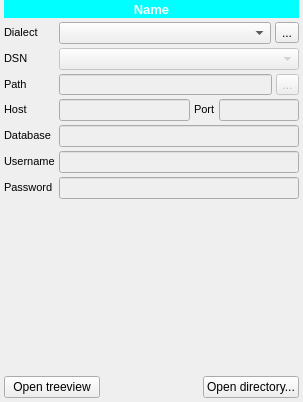
The window that spinetoolbox/ui/subwindow_data_store.ui (spine-tools/Spine-Toolbox) describes before a commit, drawn with Qt 5.
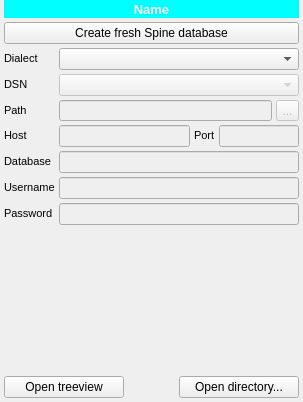
The same window after the commit. Icons and pictures are not drawn.

Commit message: Some ui improvements: - Button to create a fresh spine db is more visible. - Add icons and actions to Data store treeview form.

Patch:
```diff
--- a/spinetoolbox/ui/subwindow_data_store.ui
+++ b/spinetoolbox/ui/subwindow_data_store.ui
@@ -41,7 +41,7 @@
   </property>
   <property name="minimumSize">
    <size>
-    <width>200</width>
+    <width>250</width>
     <height>275</height>
    </size>
   </property>
@@ -127,32 +127,21 @@
       </widget>
      </item>
      <item>
-      <layout class="QGridLayout" name="gridLayout">
-       <item row="0" column="1" colspan="2">
-        <layout class="QHBoxLayout" name="horizontalLayout_4">
-         <item>
-          <widget class="QComboBox" name="comboBox_dialect">
+      <widget class="QPushButton" name="pushButton_spine">
            <property name="sizePolicy">
-            <sizepolicy hsizetype="Expanding" vsizetype="Fixed">
+        <sizepolicy hsizetype="MinimumExpanding" vsizetype="Fixed">
              <horstretch>0</horstretch>
              <verstretch>0</verstretch>
             </sizepolicy>
            </property>
-          </widget>
-         </item>
-         <item>
-          <widget class="QToolButton" name="toolButton_spine">
-           <property name="sizePolicy">
-            <sizepolicy hsizetype="Fixed" vsizetype="Fixed">
-             <horstretch>0</horstretch>
-             <verstretch>0</verstretch>
-            </sizepolicy>
-           </property>
-           <property name="toolTip">
-            <string>&lt;html&gt;&lt;head/&gt;&lt;body&gt;&lt;p&gt;Create fresh (empty) Spine database into an SQLite file in Data store's directory.&lt;/p&gt;&lt;/body&gt;&lt;/html&gt;</string>
+       <property name="maximumSize">
+        <size>
+         <width>1000</width>
+         <height>23</height>
+        </size>
            </property>
            <property name="text">
-            <string>...</string>
+        <string>Create fresh Spine database</string>
            </property>
            <property name="icon">
             <iconset resource="resources/resources_icons.qrc">
@@ -160,58 +149,27 @@
            </property>
           </widget>
          </item>
-        </layout>
-       </item>
-       <item row="6" column="1" colspan="2">
-        <widget class="QLineEdit" name="lineEdit_password">
-         <property name="enabled">
-          <bool>false</bool>
-         </property>
+     <item>
+      <layout class="QGridLayout" name="gridLayout">
+       <item row="3" column="0">
+        <widget class="QLabel" name="label_dsn">
          <property name="sizePolicy">
-          <sizepolicy hsizetype="Expanding" vsizetype="Fixed">
+          <sizepolicy hsizetype="Fixed" vsizetype="Fixed">
            <horstretch>0</horstretch>
            <verstretch>0</verstretch>
           </sizepolicy>
          </property>
-         <property name="minimumSize">
-          <size>
-           <width>0</width>
-           <height>20</height>
-          </size>
-         </property>
-         <property name="maximumSize">
-          <size>
-           <width>5000</width>
-           <height>5000</height>
-          </size>
-         </property>
          <property name="font">
           <font>
            <pointsize>8</pointsize>
           </font>
          </property>
-         <property name="toolTip">
-          <string>&lt;html&gt;&lt;head/&gt;&lt;body&gt;&lt;p&gt;Password (optional)&lt;/p&gt;&lt;/body&gt;&lt;/html&gt;</string>
+         <property name="text">
+          <string>DSN</string>
          </property>
-         <property name="echoMode">
-          <enum>QLineEdit::Password</enum>
-         </property>
-         <property name="placeholderText">
-          <string/>
-         </property>
-         <property name="clearButtonEnabled">
-          <bool>true</bool>
-         </property>
         </widget>
        </item>
-       <item row="1" column="1" colspan="2">
-        <widget class="QComboBox" name="comboBox_dsn">
-         <property name="enabled">
-          <bool>false</bool>
-         </property>
-        </widget>
-       </item>
-       <item row="3" column="1" colspan="2">
+       <item row="5" column="1" colspan="2">
         <layout class="QHBoxLayout" name="horizontalLayout_2">
          <item>
           <widget class="QLineEdit" name="lineEdit_host">
@@ -303,7 +261,49 @@
          </item>
         </layout>
        </item>
-       <item row="5" column="1" colspan="2">
+       <item row="8" column="1" colspan="2">
+        <widget class="QLineEdit" name="lineEdit_password">
+         <property name="enabled">
+          <bool>false</bool>
+         </property>
+         <property name="sizePolicy">
+          <sizepolicy hsizetype="Expanding" vsizetype="Fixed">
+           <horstretch>0</horstretch>
+           <verstretch>0</verstretch>
+          </sizepolicy>
+         </property>
+         <property name="minimumSize">
+          <size>
+           <width>0</width>
+           <height>20</height>
+          </size>
+         </property>
+         <property name="maximumSize">
+          <size>
+           <width>5000</width>
+           <height>5000</height>
+          </size>
+         </property>
+         <property name="font">
+          <font>
+           <pointsize>8</pointsize>
+          </font>
+         </property>
+         <property name="toolTip">
+          <string>&lt;html&gt;&lt;head/&gt;&lt;body&gt;&lt;p&gt;Password (optional)&lt;/p&gt;&lt;/body&gt;&lt;/html&gt;</string>
+         </property>
+         <property name="echoMode">
+          <enum>QLineEdit::Password</enum>
+         </property>
+         <property name="placeholderText">
+          <string/>
+         </property>
+         <property name="clearButtonEnabled">
+          <bool>true</bool>
+         </property>
+        </widget>
+       </item>
+       <item row="7" column="1" colspan="2">
         <widget class="QLineEdit" name="lineEdit_username">
          <property name="enabled">
           <bool>false</bool>
@@ -342,7 +342,109 @@
          </property>
         </widget>
        </item>
-       <item row="2" column="1" colspan="2">
+       <item row="1" column="1" colspan="2">
+        <layout class="QHBoxLayout" name="horizontalLayout_4">
+         <item>
+          <widget class="QComboBox" name="comboBox_dialect">
+           <property name="sizePolicy">
+            <sizepolicy hsizetype="Expanding" vsizetype="Fixed">
+             <horstretch>0</horstretch>
+             <verstretch>0</verstretch>
+            </sizepolicy>
+           </property>
+          </widget>
+         </item>
+        </layout>
+       </item>
+       <item row="6" column="1" colspan="2">
+        <widget class="QLineEdit" name="lineEdit_database">
+         <property name="enabled">
+          <bool>false</bool>
+         </property>
+         <property name="sizePolicy">
+          <sizepolicy hsizetype="Expanding" vsizetype="Fixed">
+           <horstretch>0</horstretch>
+           <verstretch>0</verstretch>
+          </sizepolicy>
+         </property>
+         <property name="minimumSize">
+          <size>
+           <width>0</width>
+           <height>20</height>
+          </size>
+         </property>
+         <property name="maximumSize">
+          <size>
+           <width>5000</width>
+           <height>5000</height>
+          </size>
+         </property>
+         <property name="font">
+          <font>
+           <pointsize>8</pointsize>
+          </font>
+         </property>
+         <property name="toolTip">
+          <string>&lt;html&gt;&lt;head/&gt;&lt;body&gt;&lt;p&gt;Database (required)&lt;/p&gt;&lt;/body&gt;&lt;/html&gt;</string>
+         </property>
+         <property name="placeholderText">
+          <string/>
+         </property>
+         <property name="clearButtonEnabled">
+          <bool>true</bool>
+         </property>
+        </widget>
+       </item>
+       <item row="5" column="0">
+        <widget class="QLabel" name="label_host">
+         <property name="sizePolicy">
+          <sizepolicy hsizetype="Fixed" vsizetype="Fixed">
+           <horstretch>0</horstretch>
+           <verstretch>0</verstretch>
+          </sizepolicy>
+         </property>
+         <property name="font">
+          <font>
+           <pointsize>8</pointsize>
+          </font>
+         </property>
+         <property name="text">
+          <string>Host</string>
+         </property>
+        </widget>
+       </item>
+       <item row="3" column="1" colspan="2">
+        <widget class="QComboBox" name="comboBox_dsn">
+         <property name="enabled">
+          <bool>false</bool>
+         </property>
+        </widget>
+       </item>
+       <item row="1" column="0">
+        <widget class="QLabel" name="label_dialect">
+         <property name="sizePolicy">
+          <sizepolicy hsizetype="Fixed" vsizetype="Fixed">
+           <horstretch>0</horstretch>
+           <verstretch>0</verstretch>
+          </sizepolicy>
+         </property>
+         <property name="maximumSize">
+          <size>
+           <width>16777215</width>
+           <height>16777215</height>
+          </size>
+         </property>
+         <property name="font">
+          <font>
+           <pointsize>8</pointsize>
+          </font>
+         </property>
+         <property name="text">
+          <string>Dialect</string>
+         </property>
+        </widget>
+       </item>
+       <item row="4" column="1" colspan="2">
         <layout class="QHBoxLayout" name="horizontalLayout_3">
          <item>
           <widget class="QLineEdit" name="lineEdit_SQLite_file">
@@ -398,46 +500,7 @@
          </item>
         </layout>
        </item>
-       <item row="4" column="1" colspan="2">
-        <widget class="QLineEdit" name="lineEdit_database">
-         <property name="enabled">
-          <bool>false</bool>
-         </property>
-         <property name="sizePolicy">
-          <sizepolicy hsizetype="Expanding" vsizetype="Fixed">
-           <horstretch>0</horstretch>
-           <verstretch>0</verstretch>
-          </sizepolicy>
-         </property>
-         <property name="minimumSize">
-          <size>
-           <width>0</width>
-           <height>20</height>
-          </size>
-         </property>
-         <property name="maximumSize">
-          <size>
-           <width>5000</width>
-           <height>5000</height>
-          </size>
-         </property>
-         <property name="font">
-          <font>
-           <pointsize>8</pointsize>
-          </font>
-         </property>
-         <property name="toolTip">
-          <string>&lt;html&gt;&lt;head/&gt;&lt;body&gt;&lt;p&gt;Database (required)&lt;/p&gt;&lt;/body&gt;&lt;/html&gt;</string>
-         </property>
-         <property name="placeholderText">
-          <string/>
-         </property>
-         <property name="clearButtonEnabled">
-          <bool>true</bool>
-         </property>
-        </widget>
-       </item>
-       <item row="5" column="0">
+       <item row="7" column="0">
         <widget class="QLabel" name="label_username">
          <property name="sizePolicy">
           <sizepolicy hsizetype="Fixed" vsizetype="Fixed">
@@ -455,25 +518,7 @@
          </property>
         </widget>
        </item>
-       <item row="3" column="0">
-        <widget class="QLabel" name="label_host">
-         <property name="sizePolicy">
-          <sizepolicy hsizetype="Fixed" vsizetype="Fixed">
-           <horstretch>0</horstretch>
-           <verstretch>0</verstretch>
-          </sizepolicy>
-         </property>
-         <property name="font">
-          <font>
-           <pointsize>8</pointsize>
-          </font>
-         </property>
-         <property name="text">
-          <string>Host</string>
-         </property>
-        </widget>
-       </item>
-       <item row="4" column="0">
+       <item row="6" column="0">
         <widget class="QLabel" name="label_database">
          <property name="sizePolicy">
           <sizepolicy hsizetype="Fixed" vsizetype="Fixed">
@@ -491,31 +536,7 @@
          </property>
         </widget>
        </item>
-       <item row="0" column="0">
-        <widget class="QLabel" name="label_dialect">
-         <property name="sizePolicy">
-          <sizepolicy hsizetype="Fixed" vsizetype="Fixed">
-           <horstretch>0</horstretch>
-           <verstretch>0</verstretch>
-          </sizepolicy>
-         </property>
-         <property name="maximumSize">
-          <size>
-           <width>16777215</width>
-           <height>16777215</height>
-          </size>
-         </property>
-         <property name="font">
-          <font>
-           <pointsize>8</pointsize>
-          </font>
-         </property>
-         <property name="text">
-          <string>Dialect</string>
-         </property>
-        </widget>
-       </item>
-       <item row="6" column="0">
+       <item row="8" column="0">
         <widget class="QLabel" name="label_password">
          <property name="sizePolicy">
           <sizepolicy hsizetype="Fixed" vsizetype="Fixed">
@@ -533,25 +554,7 @@
          </property>
         </widget>
        </item>
-       <item row="1" column="0">
-        <widget class="QLabel" name="label_dsn">
-         <property name="sizePolicy">
-          <sizepolicy hsizetype="Fixed" vsizetype="Fixed">
-           <horstretch>0</horstretch>
-           <verstretch>0</verstretch>
-          </sizepolicy>
-         </property>
-         <property name="font">
-          <font>
-           <pointsize>8</pointsize>
-          </font>
-         </property>
-         <property name="text">
-          <string>DSN</string>
-         </property>
-        </widget>
-       </item>
-       <item row="2" column="0">
+       <item row="4" column="0">
         <widget class="QLabel" name="label_path">
          <property name="sizePolicy">
           <sizepolicy hsizetype="Fixed" vsizetype="Fixed">
@@ -585,6 +588,8 @@
       </spacer>
      </item>
      <item>
+      <layout class="QGridLayout" name="gridLayout_2">
+       <item row="4" column="0">
       <layout class="QHBoxLayout" name="horizontalLayout">
        <property name="spacing">
         <number>6</number>
@@ -592,14 +597,14 @@
        <item>
         <widget class="QPushButton" name="pushButton_open_treeview">
          <property name="sizePolicy">
-          <sizepolicy hsizetype="MinimumExpanding" vsizetype="Fixed">
+            <sizepolicy hsizetype="Minimum" vsizetype="Fixed">
            <horstretch>0</horstretch>
            <verstretch>0</verstretch>
           </sizepolicy>
          </property>
          <property name="minimumSize">
           <size>
-           <width>0</width>
+             <width>120</width>
            <height>0</height>
           </size>
          </property>
@@ -610,7 +615,7 @@
           </size>
          </property>
          <property name="toolTip">
-          <string>&lt;html&gt;&lt;head/&gt;&lt;body&gt;&lt;p&gt;Open Data Store directory in file browser&lt;/p&gt;&lt;/body&gt;&lt;/html&gt;</string>
+            <string>&lt;html&gt;&lt;head/&gt;&lt;body&gt;&lt;p&gt;Open Data Store treeview&lt;/p&gt;&lt;/body&gt;&lt;/html&gt;</string>
          </property>
          <property name="text">
           <string>Open treeview</string>
@@ -624,7 +629,7 @@
          </property>
          <property name="sizeHint" stdset="0">
           <size>
-           <width>40</width>
+             <width>5</width>
            <height>20</height>
           </size>
          </property>
@@ -633,14 +638,14 @@
        <item>
         <widget class="QPushButton" name="pushButton_open_directory">
          <property name="sizePolicy">
-          <sizepolicy hsizetype="MinimumExpanding" vsizetype="Fixed">
+            <sizepolicy hsizetype="Minimum" vsizetype="Fixed">
            <horstretch>0</horstretch>
            <verstretch>0</verstretch>
           </sizepolicy>
          </property>
          <property name="minimumSize">
           <size>
-           <width>0</width>
+             <width>120</width>
            <height>0</height>
           </size>
          </property>
@@ -663,7 +668,8 @@
     </layout>
    </item>
   </layout>
-  <zorder></zorder>
+   </item>
+  </layout>
  </widget>
  <tabstops>
   <tabstop>comboBox_dialect</tabstop>
```
Left out of the diff: 5 changed lines with no effect on the pictures. Lines whose indentation alone changed are shown as unchanged. The commit also changes 29 other files.
